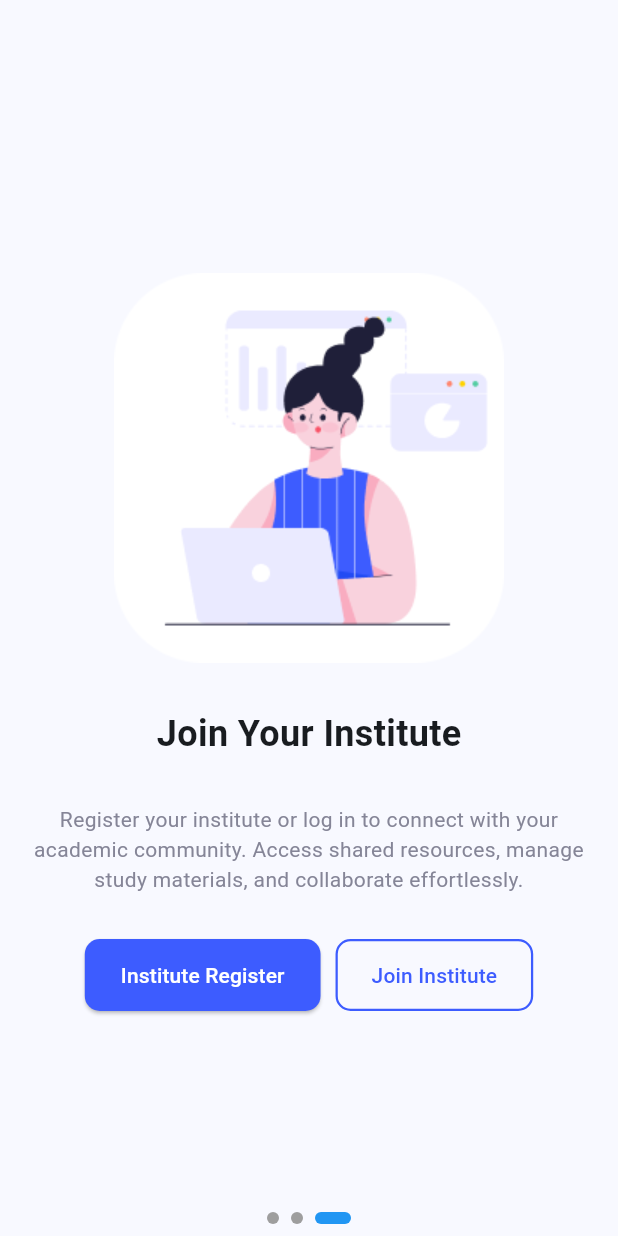
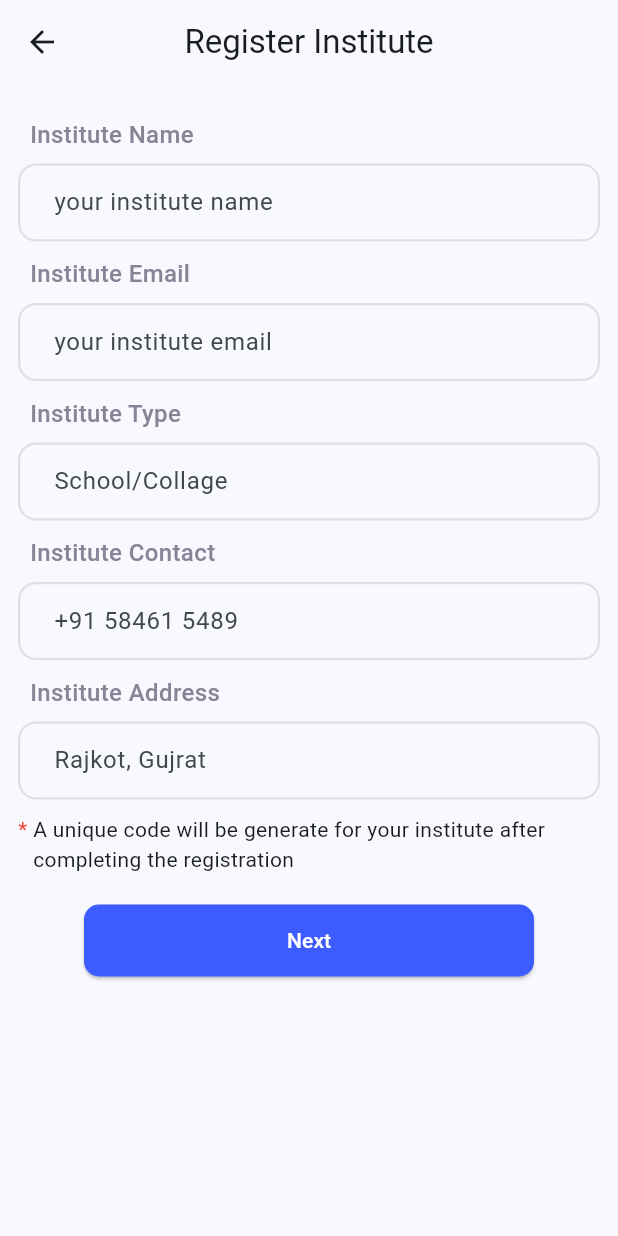
Before and after one commit to kishanchauhan01/StudyMate_app, a Flutter app: the screen it shows after launch, after a tap on "Skip", after a tap on "Institute Register", on a phone screen of 412 x 824 dp. Run offline on Flutter 3.47's test engine with Material 3 defaults, Android fonts, the phone set to English and light mode, and no system bars; drawn by our look-alikes of smooth_page_indicator.

Commit message:
add all welcome pages

```diff
--- a/lib/core/common_widgets/app_button.dart
+++ b/lib/core/common_widgets/app_button.dart
@@ -1,26 +1,45 @@
 import 'package:flutter/material.dart';
-import 'package:study_mate/core/theme/app_colors.dart';
+import 'package:study_mate/core/theme/app_colors.dart'; // Make sure this path is correct
 
 class AppButton extends StatelessWidget {
   final String text;
   final VoidCallback onPressed;
   final bool isPrimary;
+  final double? width; // <-- 1. ADD THE WIDTH PROPERTY
 
   const AppButton({
     super.key,
     required this.text,
     required this.onPressed,
     required this.isPrimary,
+    this.width, // <-- 2. ADD IT TO THE CONSTRUCTOR
   });
 
   @override
   Widget build(BuildContext context) {
+    // Create the button widget first
+    final Widget button = isPrimary
         // Primary btn
-    if (isPrimary) {
-      return ElevatedButton(
+        ? ElevatedButton(
             style: ElevatedButton.styleFrom(
+              // REMOVE maximumSize: Size(5, 5), it will make the button too small
               foregroundColor: Colors.white,
-          backgroundColor: AppColors.btnIsPrimary,
+              backgroundColor:
+                  AppColors.btnIsPrimary, // Using your custom color
+              shape: RoundedRectangleBorder(
+                borderRadius: BorderRadius.circular(10.0),
+              ),
+              padding: const EdgeInsets.symmetric(horizontal: 24, vertical: 14),
+            ),
+            onPressed: onPressed,
+            child: Text(text),
+          )
+        // Secondary btn
+        : OutlinedButton(
+            style: OutlinedButton.styleFrom(
+              foregroundColor:
+                  AppColors.btnIsPrimary, // Using your custom color
+              side: BorderSide(color: AppColors.btnIsPrimary, width: 1.5),
               shape: RoundedRectangleBorder(
                 borderRadius: BorderRadius.circular(10.0),
               ),
@@ -29,21 +48,8 @@ class AppButton extends StatelessWidget {
             onPressed: onPressed,
             child: Text(text),
           );
-    }
-    // Secondary btn
-    else {
-      return OutlinedButton(
-        style: OutlinedButton.styleFrom(
-          foregroundColor: AppColors.btnIsPrimary,
-          side: BorderSide(color: AppColors.btnIsPrimary, width: 1.5),
-          shape: RoundedRectangleBorder(
-            borderRadius: BorderRadius.circular(10.0),
-          ),
-          padding: EdgeInsets.symmetric(horizontal: 24, vertical: 14),
-        ),
-        onPressed: onPressed,
-        child: Text(text),
-      );
+
+    // 3. CONDITIONALLY WRAP THE BUTTON WITH SIZEDBOX
+    return width != null ? SizedBox(width: width, child: button) : button;
   }
 }
-}
--- /dev/null
+++ b/lib/core/common_widgets/custome_text_field.dart
@@ -0,0 +1,68 @@
+import 'package:flutter/material.dart';
+import 'package:study_mate/core/theme/app_colors.dart';
+
+class CustomeTextField extends StatelessWidget {
+  final String lable;
+  final String hintText;
+  final TextEditingController controller;
+  final bool obsecureText;
+  final TextInputType keyboardType;
+
+  const CustomeTextField({
+    super.key,
+    required this.lable,
+    required this.hintText,
+    required this.controller,
+    required this.obsecureText,
+    this.keyboardType = TextInputType.text,
+  });
+
+  @override
+  Widget build(BuildContext context) {
+    return Column(
+      crossAxisAlignment: CrossAxisAlignment.start,
+      children: [
+        Padding(
+          padding: const EdgeInsets.only(left: 8.0, bottom: 8.0),
+          child: Text(
+            lable,
+            style: TextStyle(
+              color: AppColors.txtGrey,
+              fontSize: 16,
+              fontWeight: FontWeight.w500,
+            ),
+          ),
+        ),
+
+        TextField(
+          controller: controller,
+          obscureText: obsecureText,
+          keyboardType: keyboardType,
+          decoration: InputDecoration(
+            hintText: hintText,
+            contentPadding: const EdgeInsets.symmetric(
+              vertical: 14.0,
+              horizontal: 20.0,
+            ),
+
+            // Style for the border when the field is not focused
+            enabledBorder: OutlineInputBorder(
+              borderRadius: BorderRadius.circular(12.0),
+              borderSide: BorderSide(color: Colors.grey.shade300, width: 1.5),
+            ),
+
+            // Style for the border when the field is focused
+            focusedBorder: OutlineInputBorder(
+              borderRadius: BorderRadius.circular(12.0),
+              borderSide: const BorderSide(
+                color: Colors.blue, // Or your primary color
+                width: 2.0,
+              ),
+            ),
+          ),
+        ),
+        SizedBox(height: 10),
+      ],
+    );
+  }
+}
--- /dev/null
+++ b/lib/features/auth/screens/institute_admin_screen.dart
@@ -0,0 +1,68 @@
+import 'package:flutter/material.dart';
+import 'package:study_mate/core/common_widgets/app_button.dart';
+import 'package:study_mate/core/common_widgets/custome_text_field.dart';
+
+class InstituteAdminScreen extends StatefulWidget {
+  const InstituteAdminScreen({super.key});
+
+  @override
+  State<InstituteAdminScreen> createState() =>
+      _InstituteRegistrationScreenState();
+}
+
+class _InstituteRegistrationScreenState extends State<InstituteAdminScreen> {
+  TextEditingController instituteNameController = TextEditingController();
+
+  @override
+  Widget build(BuildContext context) {
+    return Scaffold(
+      appBar: AppBar(title: Text("Institute Super Admin"), centerTitle: true),
+      body: SingleChildScrollView(
+        child: SafeArea(
+          child: Padding(
+            padding: const EdgeInsets.all(12.0),
+            child: Column(
+              children: [
+                SizedBox(height: 10),
+                CustomeTextField(
+                  lable: "Name",
+                  hintText: "your name",
+                  obsecureText: false,
+                  controller: instituteNameController,
+                ),
+
+                CustomeTextField(
+                  lable: "Email",
+                  hintText: "your email",
+                  obsecureText: false,
+                  controller: instituteNameController,
+                ),
+                CustomeTextField(
+                  lable: "Password",
+                  hintText: "",
+                  obsecureText: true,
+                  controller: instituteNameController,
+                ),
+                CustomeTextField(
+                  lable: "Confirm Password",
+                  hintText: "",
+                  obsecureText: true,
+                  controller: instituteNameController,
+                ),
+
+                SizedBox(height: 20),
+
+                AppButton(
+                  width: 300,
+                  text: "Submit",
+                  onPressed: () {},
+                  isPrimary: true,
+                ),
+              ],
+            ),
+          ),
+        ),
+      ),
+    );
+  }
+}
--- /dev/null
+++ b/lib/features/auth/screens/institute_registration_screen.dart
@@ -0,0 +1,95 @@
+import 'package:flutter/material.dart';
+import 'package:study_mate/core/common_widgets/app_button.dart';
+import 'package:study_mate/core/common_widgets/custome_text_field.dart';
+import 'package:study_mate/features/auth/screens/institute_admin_screen.dart';
+
+class InstituteRegistrationScreen extends StatefulWidget {
+  const InstituteRegistrationScreen({super.key});
+
+  @override
+  State<InstituteRegistrationScreen> createState() =>
+      _InstituteRegistrationScreenState();
+}
+
+class _InstituteRegistrationScreenState
+    extends State<InstituteRegistrationScreen> {
+  TextEditingController instituteNameController = TextEditingController();
+
+  @override
+  Widget build(BuildContext context) {
+    return Scaffold(
+      appBar: AppBar(title: Text("Register Institute"), centerTitle: true),
+      body: SingleChildScrollView(
+        child: SafeArea(
+          child: Padding(
+            padding: const EdgeInsets.all(12.0),
+            child: Column(
+              children: [
+                SizedBox(height: 10),
+                CustomeTextField(
+                  lable: "Institute Name",
+                  hintText: "your institute name",
+                  obsecureText: false,
+                  controller: instituteNameController,
+                ),
+
+                CustomeTextField(
+                  lable: "Institute Email",
+                  hintText: "your institute email",
+                  obsecureText: false,
+                  controller: instituteNameController,
+                ),
+                CustomeTextField(
+                  lable: "Institute Type",
+                  hintText: "School/Collage",
+                  obsecureText: false,
+                  controller: instituteNameController,
+                ),
+                CustomeTextField(
+                  lable: "Institute Contact",
+                  hintText: "+91 58461 5489",
+                  obsecureText: false,
+                  controller: instituteNameController,
+                ),
+                CustomeTextField(
+                  lable: "Institute Address",
+                  hintText: "Rajkot, Gujrat",
+                  obsecureText: false,
+                  controller: instituteNameController,
+                ),
+
+                Row(
+                  crossAxisAlignment: CrossAxisAlignment.start,
+                  children: [
+                    Text("* ", style: TextStyle(color: Colors.red)),
+                    Expanded(
+                      child: Text(
+                        "A unique code will be generate for your institute after completing the registration",
+                      ),
+                    ),
+                  ],
+                ),
+
+                SizedBox(height: 20),
+
+                AppButton(
+                  width: 300,
+                  text: "Next",
+                  onPressed: () {
+                    Navigator.push(
+                      context,
+                      MaterialPageRoute(
+                        builder: (context) => InstituteAdminScreen(),
+                      ),
+                    );
+                  },
+                  isPrimary: true,
+                ),
+              ],
+            ),
+          ),
+        ),
+      ),
+    );
+  }
+}
--- a/lib/features/welcome/screens/on_board_screen.dart
+++ b/lib/features/welcome/screens/on_board_screen.dart
@@ -2,7 +2,7 @@ import 'package:flutter/material.dart';
 import 'package:smooth_page_indicator/smooth_page_indicator.dart';
 import 'package:study_mate/core/common_widgets/app_button.dart';
 import 'package:study_mate/core/theme/app_colors.dart';
-import 'package:study_mate/features/auth/screens/institute_registration.dart';
+import 'package:study_mate/features/auth/screens/institute_registration_screen.dart';
 
 class OnBoardScreen extends StatefulWidget {
   const OnBoardScreen({super.key});
@@ -133,14 +133,15 @@ class OnBoard extends StatelessWidget {
                 mainAxisAlignment: MainAxisAlignment.center,
                 children: [
                   AppButton(
+                    width: 160,
                     text: "Institute Register",
                     onPressed: () {
-                      // Navigator.push(
-                      //   context,
-                      //   MaterialPageRoute(
-                      //     builder: (context) => InstituteProgressScreen(),
-                      //   ),
-                      // );
+                      Navigator.push(
+                        context,
+                        MaterialPageRoute(
+                          builder: (context) => InstituteRegistrationScreen(),
+                        ),
+                      );
                     },
                     isPrimary: true,
                   ),
@@ -148,6 +149,7 @@ class OnBoard extends StatelessWidget {
                   SizedBox(width: 10),
 
                   AppButton(
+                    width: 160,
                     text: "Join Institute",
                     onPressed: () {},
                     isPrimary: false,
```
Also changed, not shown: lib/features/auth/screens/institute_registration.dart (deleted, +0 -77 lines). Lines whose indentation alone changed are shown as unchanged.
